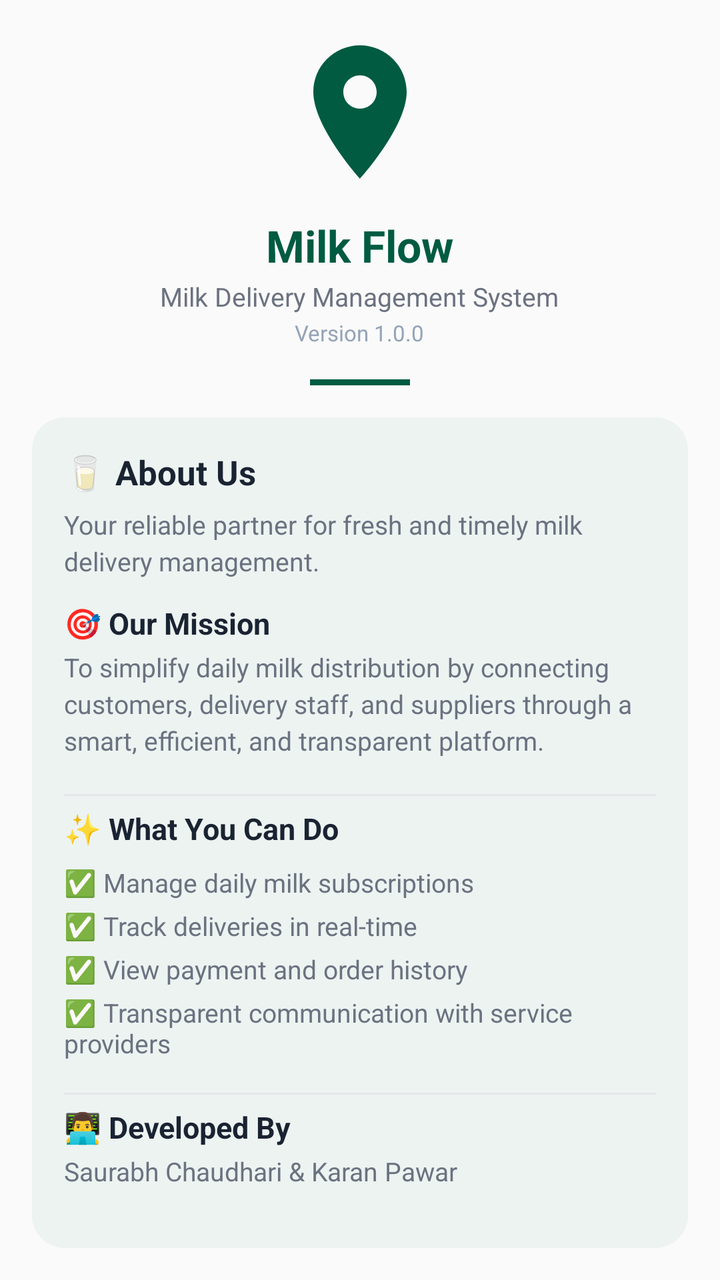
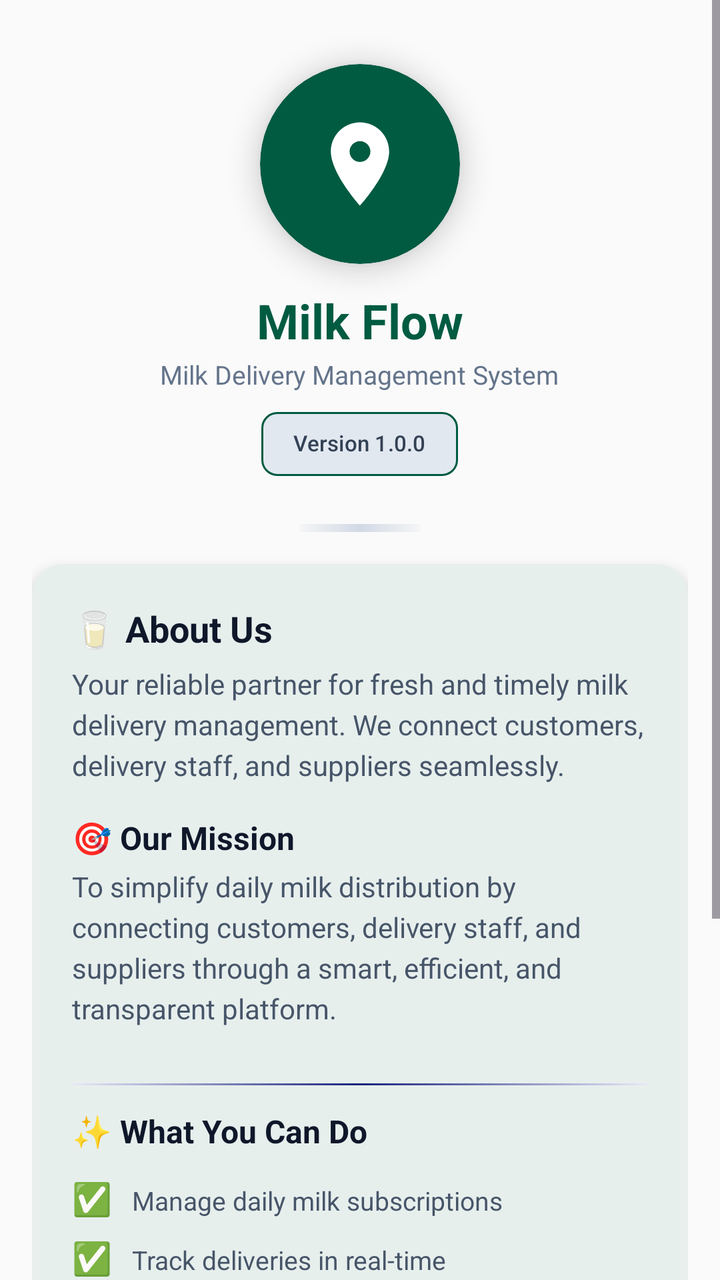

The first picture is an Android layout as it rendered before a commit; the second is the same layout after the commit. The layout source and the unified diff follow.
<!-- AndroidManifest.xml: application theme Theme.MilkDelivery -->
<!-- res/layout/fragment_about_us.xml -->
<?xml version="1.0" encoding="utf-8"?>
<LinearLayout xmlns:android="http://schemas.android.com/apk/res/android"
    xmlns:app="http://schemas.android.com/apk/res-auto"
    android:layout_width="match_parent"
    android:layout_height="match_parent"
    android:orientation="vertical"
    android:background="@color/background"
    android:padding="16dp"
    android:gravity="center">

    
    <ImageView
        android:layout_width="80dp"
        android:layout_height="80dp"
        android:src="@drawable/ic_location"
        app:tint="@color/primary"
        android:layout_marginBottom="12dp"
        android:contentDescription="Milk Delivery app icon" />

    
    <TextView
        android:layout_width="wrap_content"
        android:layout_height="wrap_content"
        android:text="Milk Flow"
        android:textSize="22sp"
        android:textStyle="bold"
        android:textColor="@color/primary"
        android:layout_marginBottom="2dp" />

    
    <TextView
        android:layout_width="wrap_content"
        android:layout_height="wrap_content"
        android:text="Milk Delivery Management System"
        android:textSize="13sp"
        android:textColor="#6B7280"
        android:layout_marginBottom="2dp" />

    
    <TextView
        android:layout_width="wrap_content"
        android:layout_height="wrap_content"
        android:text="Version 1.0.0"
        android:textSize="11sp"
        android:textColor="#94A3B8"
        android:layout_marginBottom="16dp" />

    
    <View
        android:layout_width="50dp"
        android:layout_height="3dp"
        android:background="@color/primary"
        android:layout_marginBottom="16dp" />

    
    <com.google.android.material.card.MaterialCardView
        android:layout_width="match_parent"
        android:layout_height="0dp"
        android:layout_weight="1"
        app:cardCornerRadius="16dp"
        app:cardElevation="2dp"
        app:cardBackgroundColor="@color/white">

        <LinearLayout
            android:layout_width="match_parent"
            android:layout_height="match_parent"
            android:orientation="vertical"
            android:padding="16dp">

            
            <TextView
                android:layout_width="wrap_content"
                android:layout_height="wrap_content"
                android:text="🥛 About Us"
                android:textSize="17sp"
                android:textStyle="bold"
                android:textColor="#1A2332"
                android:layout_marginBottom="6dp" />

            <TextView
                android:layout_width="match_parent"
                android:layout_height="wrap_content"
                android:text="Your reliable partner for fresh and timely milk delivery management."
                android:textSize="13sp"
                android:textColor="#6B7280"
                android:lineSpacingExtra="3dp"
                android:layout_marginBottom="12dp" />

            
            <TextView
                android:layout_width="wrap_content"
                android:layout_height="wrap_content"
                android:text="🎯 Our Mission"
                android:textSize="15sp"
                android:textStyle="bold"
                android:textColor="#1A2332"
                android:layout_marginBottom="3dp" />

            <TextView
                android:layout_width="match_parent"
                android:layout_height="wrap_content"
                android:text="To simplify daily milk distribution by connecting customers, delivery staff, and suppliers through a smart, efficient, and transparent platform."
                android:textSize="13sp"
                android:textColor="#6B7280"
                android:lineSpacingExtra="3dp"
                android:layout_marginBottom="12dp" />

            
            <View
                android:layout_width="match_parent"
                android:layout_height="1dp"
                android:background="#E5E7EB"
                android:layout_marginVertical="6dp" />

            
            <TextView
                android:layout_width="wrap_content"
                android:layout_height="wrap_content"
                android:text="✨ What You Can Do"
                android:textSize="15sp"
                android:textStyle="bold"
                android:textColor="#1A2332"
                android:layout_marginBottom="6dp" />

            <TextView
                android:layout_width="match_parent"
                android:layout_height="wrap_content"
                android:text="✅ Manage daily milk subscriptions"
                android:textSize="13sp"
                android:textColor="#6B7280"
                android:paddingVertical="2dp" />

            <TextView
                android:layout_width="match_parent"
                android:layout_height="wrap_content"
                android:text="✅ Track deliveries in real-time"
                android:textSize="13sp"
                android:textColor="#6B7280"
                android:paddingVertical="2dp" />

            <TextView
                android:layout_width="match_parent"
                android:layout_height="wrap_content"
                android:text="✅ View payment and order history"
                android:textSize="13sp"
                android:textColor="#6B7280"
                android:paddingVertical="2dp" />

            <TextView
                android:layout_width="match_parent"
                android:layout_height="wrap_content"
                android:text="✅ Transparent communication with service providers"
                android:textSize="13sp"
                android:textColor="#6B7280"
                android:paddingVertical="2dp"
                android:layout_marginBottom="8dp" />

            
            <View
                android:layout_width="match_parent"
                android:layout_height="1dp"
                android:background="#E5E7EB"
                android:layout_marginVertical="6dp" />

            
            <TextView
                android:layout_width="wrap_content"
                android:layout_height="wrap_content"
                android:text="👨‍💻 Developed By"
                android:textSize="15sp"
                android:textStyle="bold"
                android:textColor="#1A2332"
                android:layout_marginBottom="3dp" />

            <TextView
                android:layout_width="match_parent"
                android:layout_height="wrap_content"
                android:text="Saurabh Chaudhari &amp; Karan Pawar"
                android:textSize="13sp"
                android:textColor="#6B7280"
                android:layout_marginBottom="4dp" />

            
            <TextView
                android:layout_width="match_parent"
                android:layout_height="wrap_content"
                android:text="🙏 Thank you for trusting us!"
                android:textSize="14sp"
                android:textStyle="bold"
                android:textColor="@color/primary"
                android:gravity="center"
                android:layout_marginTop="8dp"
                android:paddingTop="8dp" />

        </LinearLayout>

    </com.google.android.material.card.MaterialCardView>

</LinearLayout>
<!-- resources referenced by this layout -->
<resources>
  <color name="background">#FAFAFA</color>
  <color name="primary">#005B41</color>
  <color name="white">#FFFFFF</color>
  <!-- drawable ic_location (drawable) -->
  <vector xmlns:android="http://schemas.android.com/apk/res/android"
      android:width="24dp"
      android:height="24dp"
      android:viewportWidth="24"
      android:viewportHeight="24">
    <path
        android:fillColor="#FF005B41"
        android:pathData="M12,2C8.13,2 5,5.13 5,9c0,5.25 7,13 7,13s7,-7.75 7,-13c0,-3.87 -3.13,-7 -7,-7z M12,11.5c-1.38,0 -2.5,-1.12 -2.5,-2.5s1.12,-2.5 2.5,-2.5 2.5,1.12 2.5,2.5 -1.12,2.5 -2.5,2.5z"/>
  </vector>
  <style name="Theme.MilkDelivery" parent="Theme.Material3.DayNight.NoActionBar">
          
          <item name="colorPrimary">@color/primary</item>
          <item name="colorPrimaryDark">@color/primary_dark</item>
          <item name="colorSecondary">@color/secondary</item>
          <item name="android:statusBarColor">@color/primary</item>
          <item name="android:windowLightStatusBar">false</item>
          
          
          <item name="colorSurface">@color/surface</item>
          <item name="colorOnSurface">@color/on_surface</item>
          <item name="android:windowBackground">@color/background</item>
          <item name="colorSurfaceVariant">@color/surface_variant</item>
          <item name="colorOnSurfaceVariant">@color/on_surface_variant</item>
          
          
          <item name="materialCardViewStyle">@style/Widget.Material3.CardView.Elevated</item>
      </style>
  <color name="primary_dark">#00402E</color>
  <color name="secondary">#03DAC6</color>
  <color name="surface">#FFFFFF</color>
  <color name="on_surface">#212121</color>
  <color name="surface_variant">#F4F4F4</color>
  <color name="on_surface_variant">#555555</color>
</resources>

<!-- the commit's change to res/layout/fragment_about_us.xml (unified diff, before → after) -->
@@ -1,199 +1,322 @@
 <?xml version="1.0" encoding="utf-8"?>
-<LinearLayout xmlns:android="http://schemas.android.com/apk/res/android"
+<ScrollView xmlns:android="http://schemas.android.com/apk/res/android"
     xmlns:app="http://schemas.android.com/apk/res-auto"
     android:layout_width="match_parent"
     android:layout_height="match_parent"
-    android:orientation="vertical"
     android:background="@color/background"
-    android:padding="16dp"
-    android:gravity="center">
-
-    
-    <ImageView
-        android:layout_width="80dp"
-        android:layout_height="80dp"
-        android:src="@drawable/ic_location"
-        app:tint="@color/primary"
-        android:layout_marginBottom="12dp"
-        android:contentDescription="Milk Delivery app icon" />
-
-    
-    <TextView
-        android:layout_width="wrap_content"
+    android:fillViewport="true">
+
+    <LinearLayout
+        android:layout_width="match_parent"
         android:layout_height="wrap_content"
-        android:text="Milk Flow"
-        android:textSize="22sp"
-        android:textStyle="bold"
-        android:textColor="@color/primary"
-        android:layout_marginBottom="2dp" />
-
-    
-    <TextView
-        android:layout_width="wrap_content"
-        android:layout_height="wrap_content"
-        android:text="Milk Delivery Management System"
-        android:textSize="13sp"
-        android:textColor="#6B7280"
-        android:layout_marginBottom="2dp" />
-
-    
-    <TextView
-        android:layout_width="wrap_content"
-        android:layout_height="wrap_content"
-        android:text="Version 1.0.0"
-        android:textSize="11sp"
-        android:textColor="#94A3B8"
-        android:layout_marginBottom="16dp" />
-
-    
-    <View
-        android:layout_width="50dp"
-        android:layout_height="3dp"
-        android:background="@color/primary"
-        android:layout_marginBottom="16dp" />
-
-    
-    <com.google.android.material.card.MaterialCardView
-        android:layout_width="match_parent"
-        android:layout_height="0dp"
-        android:layout_weight="1"
-        app:cardCornerRadius="16dp"
-        app:cardElevation="2dp"
-        app:cardBackgroundColor="@color/white">
-
-        <LinearLayout
+        android:orientation="vertical"
+        android:padding="16dp"
+        android:gravity="center_horizontal">
+
+        
+        <androidx.cardview.widget.CardView
+            android:layout_width="100dp"
+            android:layout_height="100dp"
+            app:cardCornerRadius="50dp"
+            app:cardElevation="8dp"
+            android:layout_marginTop="16dp"
+            android:layout_marginBottom="12dp"
+            android:backgroundTint="@color/primary">
+
+            <ImageView
+                android:layout_width="50dp"
+                android:layout_height="50dp"
+                android:src="@drawable/ic_location"
+                app:tint="@color/white"
+                android:layout_gravity="center"
+                android:contentDescription="Milk Delivery app icon" />
+
+        </androidx.cardview.widget.CardView>
+
+        
+        <TextView
+            android:layout_width="wrap_content"
+            android:layout_height="wrap_content"
+            android:text="Milk Flow"
+            android:textSize="24sp"
+            android:textStyle="bold"
+            android:textColor="@color/primary"
+            android:layout_marginBottom="2dp" />
+
+        
+        <TextView
+            android:layout_width="wrap_content"
+            android:layout_height="wrap_content"
+            android:text="Milk Delivery Management System"
+            android:textSize="13sp"
+            android:textColor="#64748B"
+            android:layout_marginBottom="2dp" />
+
+        
+        <com.google.android.material.chip.Chip
+            android:layout_width="wrap_content"
+            android:layout_height="wrap_content"
+            android:text="Version 1.0.0"
+            android:textSize="11sp"
+            app:chipBackgroundColor="#E2E8F0"
+            app:chipStrokeColor="@color/primary"
+            app:chipStrokeWidth="1dp"
+            android:textColor="#334155"
+            android:layout_marginBottom="16dp" />
+
+        
+        <View
+            android:layout_width="60dp"
+            android:layout_height="4dp"
+            android:background="@drawable/gradient_divider"
+            android:layout_marginBottom="16dp" />
+
+        
+        <com.google.android.material.card.MaterialCardView
             android:layout_width="match_parent"
-            android:layout_height="match_parent"
-            android:orientation="vertical"
-            android:padding="16dp">
-
-            
-            <TextView
-                android:layout_width="wrap_content"
-                android:layout_height="wrap_content"
-                android:text="🥛 About Us"
-                android:textSize="17sp"
-                android:textStyle="bold"
-                android:textColor="#1A2332"
-                android:layout_marginBottom="6dp" />
-
-            <TextView
+            android:layout_height="wrap_content"
+            app:cardCornerRadius="16dp"
+            app:cardElevation="4dp"
+            app:cardBackgroundColor="@color/white"
+            android:layout_marginBottom="16dp">
+
+            <LinearLayout
                 android:layout_width="match_parent"
                 android:layout_height="wrap_content"
-                android:text="Your reliable partner for fresh and timely milk delivery management."
-                android:textSize="13sp"
-                android:textColor="#6B7280"
-                android:lineSpacingExtra="3dp"
-                android:layout_marginBottom="12dp" />
-
-            
-            <TextView
-                android:layout_width="wrap_content"
-                android:layout_height="wrap_content"
-                android:text="🎯 Our Mission"
-                android:textSize="15sp"
-                android:textStyle="bold"
-                android:textColor="#1A2332"
-                android:layout_marginBottom="3dp" />
-
-            <TextView
-                android:layout_width="match_parent"
-                android:layout_height="wrap_content"
-                android:text="To simplify daily milk distribution by connecting customers, delivery staff, and suppliers through a smart, efficient, and transparent platform."
-                android:textSize="13sp"
-                android:textColor="#6B7280"
-                android:lineSpacingExtra="3dp"
-                android:layout_marginBottom="12dp" />
-
-            
-            <View
-                android:layout_width="match_parent"
-                android:layout_height="1dp"
-                android:background="#E5E7EB"
-                android:layout_marginVertical="6dp" />
-
-            
-            <TextView
-                android:layout_width="wrap_content"
-                android:layout_height="wrap_content"
-                android:text="✨ What You Can Do"
-                android:textSize="15sp"
-                android:textStyle="bold"
-                android:textColor="#1A2332"
-                android:layout_marginBottom="6dp" />
-
-            <TextView
-                android:layout_width="match_parent"
-                android:layout_height="wrap_content"
-                android:text="✅ Manage daily milk subscriptions"
-                android:textSize="13sp"
-                android:textColor="#6B7280"
-                android:paddingVertical="2dp" />
-
-            <TextView
-                android:layout_width="match_parent"
-                android:layout_height="wrap_content"
-                android:text="✅ Track deliveries in real-time"
-                android:textSize="13sp"
-                android:textColor="#6B7280"
-                android:paddingVertical="2dp" />
-
-            <TextView
-                android:layout_width="match_parent"
-                android:layout_height="wrap_content"
-                android:text="✅ View payment and order history"
-                android:textSize="13sp"
-                android:textColor="#6B7280"
-                android:paddingVertical="2dp" />
-
-            <TextView
-                android:layout_width="match_parent"
-                android:layout_height="wrap_content"
-                android:text="✅ Transparent communication with service providers"
-                android:textSize="13sp"
-                android:textColor="#6B7280"
-                android:paddingVertical="2dp"
-                android:layout_marginBottom="8dp" />
-
-            
-            <View
-                android:layout_width="match_parent"
-                android:layout_height="1dp"
-                android:background="#E5E7EB"
-                android:layout_marginVertical="6dp" />
-
-            
-            <TextView
-                android:layout_width="wrap_content"
-                android:layout_height="wrap_content"
-                android:text="👨‍💻 Developed By"
-                android:textSize="15sp"
-                android:textStyle="bold"
-                android:textColor="#1A2332"
-                android:layout_marginBottom="3dp" />
-
-            <TextView
-                android:layout_width="match_parent"
-                android:layout_height="wrap_content"
-                android:text="Saurabh Chaudhari &amp; Karan Pawar"
-                android:textSize="13sp"
-                android:textColor="#6B7280"
-                android:layout_marginBottom="4dp" />
-
-            
-            <TextView
-                android:layout_width="match_parent"
-                android:layout_height="wrap_content"
-                android:text="🙏 Thank you for trusting us!"
-                android:textSize="14sp"
-                android:textStyle="bold"
-                android:textColor="@color/primary"
-                android:gravity="center"
-                android:layout_marginTop="8dp"
-                android:paddingTop="8dp" />
-
-        </LinearLayout>
-
-    </com.google.android.material.card.MaterialCardView>
-
-</LinearLayout>
+                android:orientation="vertical"
+                android:padding="20dp">
+
+                
+                <TextView
+                    android:layout_width="wrap_content"
+                    android:layout_height="wrap_content"
+                    android:text="🥛 About Us"
+                    android:textSize="18sp"
+                    android:textStyle="bold"
+                    android:textColor="#0F172A"
+                    android:layout_marginBottom="6dp" />
+
+                <TextView
+                    android:layout_width="match_parent"
+                    android:layout_height="wrap_content"
+                    android:text="Your reliable partner for fresh and timely milk delivery management. We connect customers, delivery staff, and suppliers seamlessly."
+                    android:textSize="14sp"
+                    android:textColor="#475569"
+                    android:lineSpacingExtra="4dp"
+                    android:layout_marginBottom="16dp" />
+
+                
+                <TextView
+                    android:layout_width="wrap_content"
+                    android:layout_height="wrap_content"
+                    android:text="🎯 Our Mission"
+                    android:textSize="16sp"
+                    android:textStyle="bold"
+                    android:textColor="#0F172A"
+                    android:layout_marginBottom="4dp" />
+
+                <TextView
+                    android:layout_width="match_parent"
+                    android:layout_height="wrap_content"
+                    android:text="To simplify daily milk distribution by connecting customers, delivery staff, and suppliers through a smart, efficient, and transparent platform."
+                    android:textSize="14sp"
+                    android:textColor="#475569"
+                    android:lineSpacingExtra="4dp"
+                    android:layout_marginBottom="16dp" />
+
+                
+                <View
+                    android:layout_width="match_parent"
+                    android:layout_height="1dp"
+                    android:background="@drawable/gradient_divider_horizontal"
+                    android:layout_marginVertical="12dp" />
+
+                
+                <TextView
+                    android:layout_width="wrap_content"
+                    android:layout_height="wrap_content"
+                    android:text="✨ What You Can Do"
+                    android:textSize="16sp"
+                    android:textStyle="bold"
+                    android:textColor="#0F172A"
+                    android:layout_marginBottom="8dp" />
+
+                <LinearLayout
+                    android:layout_width="match_parent"
+                    android:layout_height="wrap_content"
+                    android:orientation="vertical">
+
+                    <LinearLayout
+                        android:layout_width="match_parent"
+                        android:layout_height="wrap_content"
+                        android:orientation="horizontal"
+                        android:paddingVertical="4dp">
+
+                        <TextView
+                            android:layout_width="wrap_content"
+                            android:layout_height="wrap_content"
+                            android:text="✅"
+                            android:textSize="16sp"
+                            android:layout_marginEnd="10dp" />
+
+                        <TextView
+                            android:layout_width="match_parent"
+                            android:layout_height="wrap_content"
+                            android:text="Manage daily milk subscriptions"
+                            android:textSize="13sp"
+                            android:textColor="#475569" />
+                    </LinearLayout>
+
+                    <LinearLayout
+                        android:layout_width="match_parent"
+                        android:layout_height="wrap_content"
+                        android:orientation="horizontal"
+                        android:paddingVertical="4dp">
+
+                        <TextView
+                            android:layout_width="wrap_content"
+                            android:layout_height="wrap_content"
+                            android:text="✅"
+                            android:textSize="16sp"
+                            android:layout_marginEnd="10dp" />
+
+                        <TextView
+                            android:layout_width="match_parent"
+                            android:layout_height="wrap_content"
+                            android:text="Track deliveries in real-time"
+                            android:textSize="13sp"
+                            android:textColor="#475569" />
+                    </LinearLayout>
+
+                    <LinearLayout
+                        android:layout_width="match_parent"
+                        android:layout_height="wrap_content"
+                        android:orientation="horizontal"
+                        android:paddingVertical="4dp">
+
+                        <TextView
+                            android:layout_width="wrap_content"
+                            android:layout_height="wrap_content"
+                            android:text="✅"
+                            android:textSize="16sp"
+                            android:layout_marginEnd="10dp" />
+
+                        <TextView
+                            android:layout_width="match_parent"
+                            android:layout_height="wrap_content"
+                            android:text="View payment and order history"
+                            android:textSize="13sp"
+                            android:textColor="#475569" />
+                    </LinearLayout>
+
+                    <LinearLayout
+                        android:layout_width="match_parent"
+                        android:layout_height="wrap_content"
+                        android:orientation="horizontal"
+                        android:paddingVertical="4dp">
+
+                        <TextView
+                            android:layout_width="wrap_content"
+                            android:layout_height="wrap_content"
+                            android:text="✅"
+                            android:textSize="16sp"
+                            android:layout_marginEnd="10dp" />
+
+                        <TextView
+                            android:layout_width="match_parent"
+                            android:layout_height="wrap_content"
+                            android:text="Transparent communication with providers"
+                            android:textSize="13sp"
+                            android:textColor="#475569" />
+                    </LinearLayout>
+                </LinearLayout>
+
+                
+                <View
+                    android:layout_width="match_parent"
+                    android:layout_height="1dp"
+                    android:background="@drawable/gradient_divider_horizontal"
+                    android:layout_marginVertical="12dp" />
+
+                
+                <TextView
+                    android:layout_width="wrap_content"
+                    android:layout_height="wrap_content"
+                    android:text="👨‍💻 Developed By"
+                    android:textSize="16sp"
+                    android:textStyle="bold"
+                    android:textColor="#0F172A"
+                    android:layout_marginBottom="4dp" />
+
+                <LinearLayout
+                    android:layout_width="match_parent"
+                    android:layout_height="wrap_content"
+                    android:orientation="horizontal"
+                    android:layout_marginBottom="12dp">
+
+                    <LinearLayout
+                        android:layout_width="0dp"
+                        android:layout_height="wrap_content"
+                        android:layout_weight="1"
+                        android:orientation="vertical">
+
+                        <TextView
+                            android:layout_width="match_parent"
+                            android:layout_height="wrap_content"
+                            android:text="Saurabh Chaudhari"
+                            android:textSize="14sp"
+                            android:textColor="#1E293B"
+                            android:textStyle="bold" />
+
+                    </LinearLayout>
+
+                    <LinearLayout
+                        android:layout_width="0dp"
+                        android:layout_height="wrap_content"
+                        android:layout_weight="1"
+                        android:orientation="vertical">
+
+                        <TextView
+                            android:layout_width="match_parent"
+                            android:layout_height="wrap_content"
+                            android:text="Karan Pawar"
+                            android:textSize="14sp"
+                            android:textColor="#1E293B"
+                            android:textStyle="bold" />
+
+                    </LinearLayout>
+                </LinearLayout>
+
+                
+                <LinearLayout
+                    android:layout_width="match_parent"
+                    android:layout_height="wrap_content"
+                    android:orientation="horizontal"
+                    android:background="#F0FDF4"
+                    android:padding="12dp"
+                    android:layout_marginTop="4dp"
+                    android:gravity="center"
+                    android:layout_gravity="center">
+
+                    <TextView
+                        android:layout_width="wrap_content"
+                        android:layout_height="wrap_content"
+                        android:text="🙏"
+                        android:textSize="20sp"
+                        android:layout_marginEnd="8dp" />
+
+                    <TextView
+                        android:layout_width="wrap_content"
+                        android:layout_height="wrap_content"
+                        android:text="Thank You for Trusting Us!"
+                        android:textSize="14sp"
+                        android:textStyle="bold"
+                        android:textColor="@color/primary" />
+                </LinearLayout>
+
+            </LinearLayout>
+
+        </com.google.android.material.card.MaterialCardView>
+
+    </LinearLayout>
+</ScrollView>
<!-- resource entries referenced after the edit -->
@@ -3,6 +3,25 @@
   <color name="background">#FAFAFA</color>
   <color name="primary">#005B41</color>
   <color name="white">#FFFFFF</color>
+  <!-- drawable gradient_divider (drawable) -->
+  <?xml version="1.0" encoding="utf-8"?>
+  <shape xmlns:android="http://schemas.android.com/apk/res/android">
+      <gradient
+          android:startColor="#F5F5F5"
+          android:centerColor="#D1D9E6"
+          android:endColor="#F5F5F5"
+          android:type="linear" />
+      <size android:height="2dp" />
+  </shape>
+  <!-- drawable gradient_divider_horizontal (drawable) -->
+  <?xml version="1.0" encoding="utf-8"?>
+  <shape xmlns:android="http://schemas.android.com/apk/res/android">
+      <gradient
+          android:startColor="#E8EAF6"
+          android:centerColor="#1A237E"
+          android:endColor="#E8EAF6"
+          android:angle="0" />
+  </shape>
   <!-- drawable ic_location (drawable) -->
   <vector xmlns:android="http://schemas.android.com/apk/res/android"
       android:width="24dp"
